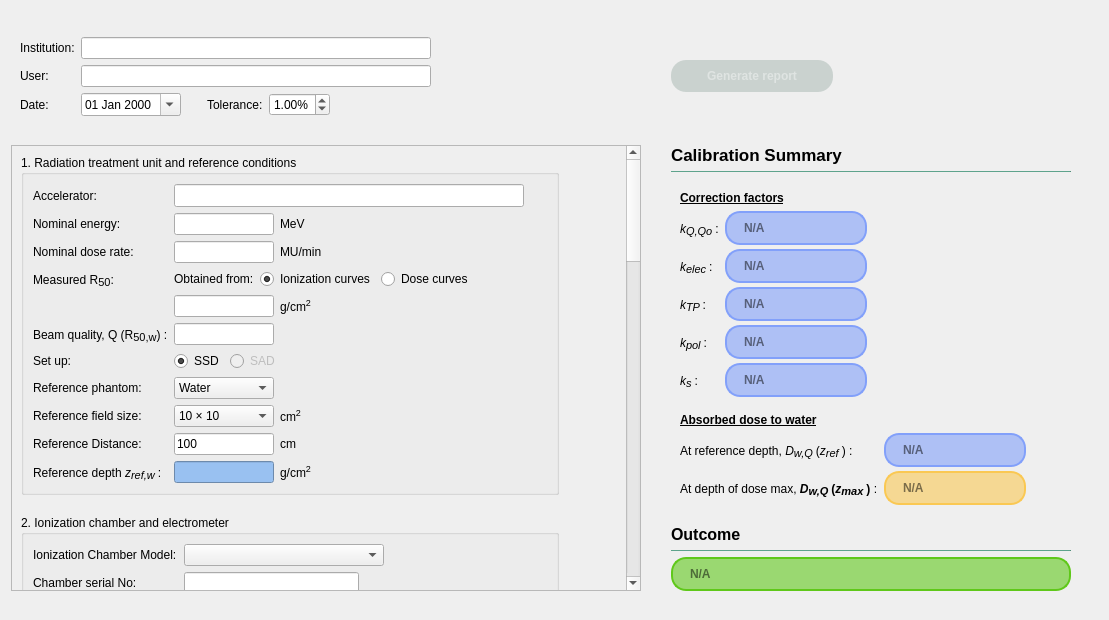
The window that ui/qt_ui/electronsWorksheet.ui (Quantico-Bullet/PyBeam-QA) describes before a commit, drawn with Qt 5.
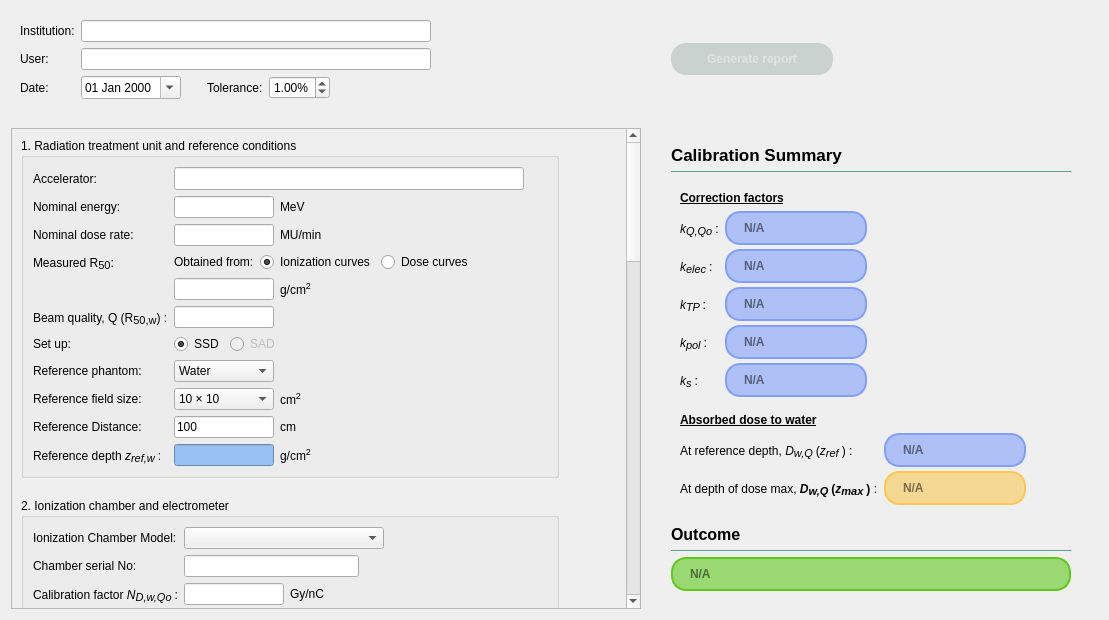
The same window after the commit.

```diff
--- a/ui/qt_ui/electronsWorksheet.ui
+++ b/ui/qt_ui/electronsWorksheet.ui
@@ -861,7 +861,7 @@
      <item row="1" column="0">
       <widget class="QScrollArea" name="worksheetScrollArea">
        <property name="sizePolicy">
-        <sizepolicy hsizetype="Expanding" vsizetype="Preferred">
+        <sizepolicy hsizetype="Expanding" vsizetype="MinimumExpanding">
          <horstretch>0</horstretch>
          <verstretch>0</verstretch>
         </sizepolicy>
```
Left out of the diff: 8 changed lines with no effect on the pictures.
